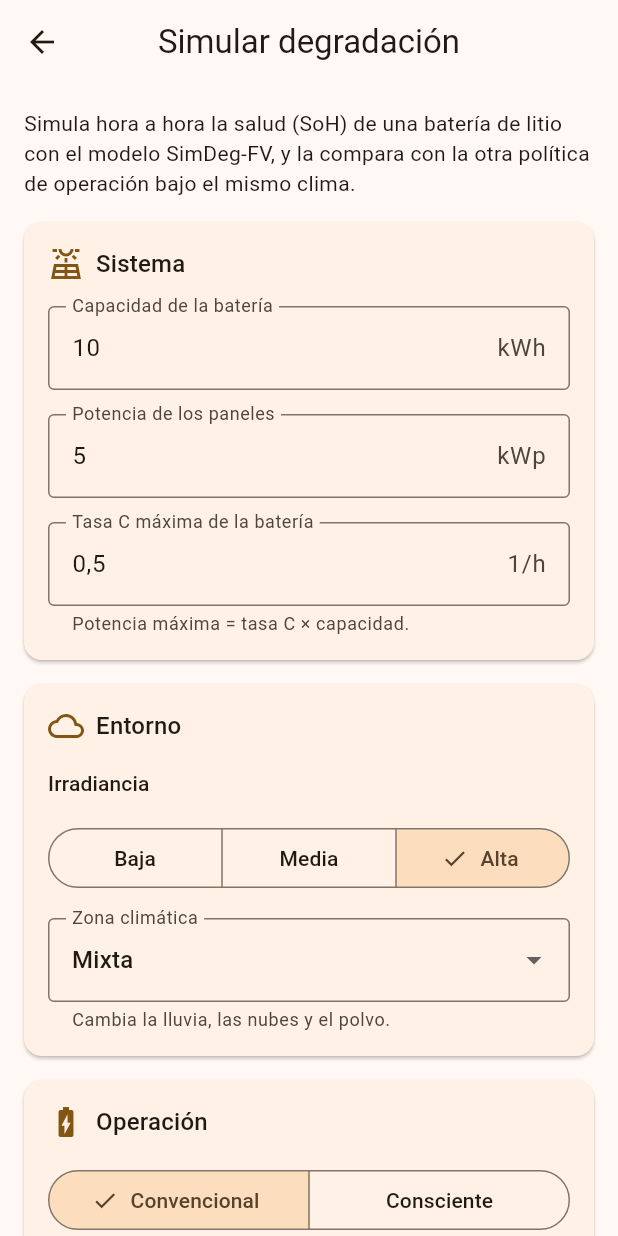
After one commit to CASTILLA057/Solarix-IGSOF, a Flutter app: the SimulacionScreen screen opened by its route, on a phone screen of 412 x 824 dp. The commit adds this screen. Run offline on Flutter 3.47's test engine with Material 3 defaults, Android fonts, the phone set to English and light mode, and no system bars; our stand-ins replace flutter_riverpod, geolocator, go_router, supabase_flutter; accounts and stored records are empty.

Commit message:
Etapa 5: pantallas de simulación y resultados
Formulario con los parámetros del modelo y resultados con la comparación convencional vs. consciente y el SoH año a año. Acceso desde el inicio.

```diff
--- a/lib/core/router/rutas.dart
+++ b/lib/core/router/rutas.dart
@@ -7,6 +7,8 @@ abstract final class Rutas {
   static const perfil = '/perfil';
   static const calculadora = '/calculadora';
   static const resultados = '$calculadora/resultados';
+  static const simulacion = '/simulacion';
+  static const resultadosSimulacion = '$simulacion/resultados';
   static const bienvenida = '/bienvenida';
   static const login = '$bienvenida/login';
   static const registro = '$bienvenida/registro';
--- a/lib/features/dashboard/presentation/inicio_screen.dart
+++ b/lib/features/dashboard/presentation/inicio_screen.dart
@@ -46,6 +46,12 @@ class InicioScreen extends StatelessWidget {
                 icon: const Icon(Icons.calculate_outlined),
                 label: const Text('Calcular mi sistema solar'),
               ),
+              const SizedBox(height: 12),
+              OutlinedButton.icon(
+                onPressed: () => context.go(Rutas.simulacion),
+                icon: const Icon(Icons.battery_charging_full_outlined),
+                label: const Text('Simular degradación de batería'),
+              ),
               const SizedBox(height: 16),
               Chip(
                 avatar: Icon(
--- /dev/null
+++ b/lib/features/degradacion/presentation/etiquetas.dart
@@ -0,0 +1,35 @@
+import '../domain/parametros.dart';
+
+/// Textos en español de las opciones del modelo.
+extension EtiquetaPolitica on Politica {
+  String get etiqueta => switch (this) {
+    Politica.convencional => 'Convencional',
+    Politica.consciente => 'Consciente',
+  };
+
+  String get descripcion => switch (this) {
+    Politica.convencional =>
+      'Usa la batería sin restricciones, hasta el SOC máximo.',
+    Politica.consciente =>
+      'No carga por encima de 95 % y limita la corriente a 0,16 C para '
+          'cuidar la batería.',
+  };
+}
+
+extension EtiquetaEscenario on EscenarioIrradiancia {
+  String get etiqueta => switch (this) {
+    EscenarioIrradiancia.baja => 'Baja',
+    EscenarioIrradiancia.media => 'Media',
+    EscenarioIrradiancia.alta => 'Alta',
+  };
+}
+
+extension EtiquetaZona on ZonaClimatica {
+  String get etiqueta => switch (this) {
+    ZonaClimatica.mixta => 'Mixta',
+    ZonaClimatica.muySoleada => 'Muy soleada',
+    ZonaClimatica.muyNublada => 'Muy nublada',
+    ZonaClimatica.lluviosa => 'Lluviosa',
+    ZonaClimatica.polvorienta => 'Polvorienta',
+  };
+}
--- /dev/null
+++ b/lib/features/degradacion/presentation/simulacion_screen.dart
@@ -0,0 +1,348 @@
+import 'dart:math' as math;
+
+import 'package:flutter/material.dart';
+import 'package:flutter_riverpod/flutter_riverpod.dart';
+import 'package:go_router/go_router.dart';
+
+import '../../../core/formato.dart';
+import '../../../core/router/rutas.dart';
+import '../../auth/presentation/widgets/auth_widgets.dart';
+import '../../calculadora/presentation/widgets/campos.dart';
+import '../application/simulacion_providers.dart';
+import '../domain/parametros.dart';
+import 'etiquetas.dart';
+
+/// Formulario de la simulación de degradación (parámetros del modelo SimDeg-FV
+/// con los valores por defecto de NetLogo).
+class SimulacionScreen extends ConsumerStatefulWidget {
+  const SimulacionScreen({super.key});
+
+  @override
+  ConsumerState<SimulacionScreen> createState() => _SimulacionScreenState();
+}
+
+class _SimulacionScreenState extends ConsumerState<SimulacionScreen> {
+  static const _d = ParametrosSimulacion();
+
+  final _form = GlobalKey<FormState>();
+  final _capacidad = TextEditingController(
+    text: _texto(_d.capacidadBateriaKwh),
+  );
+  final _panel = TextEditingController(text: _texto(_d.potenciaPanelKw));
+  final _tasaC = TextEditingController(text: _texto(_d.tasaCMaxima));
+  final _socMin = TextEditingController(text: _texto(_d.cargaMinima));
+  final _socMax = TextEditingController(text: _texto(_d.cargaMaxima));
+  final _anios = TextEditingController(text: '${_d.anios}');
+  final _tasaPolvo = TextEditingController(text: _texto(_d.tasaPolvo));
+  final _umbral = TextEditingController(text: _texto(_d.umbralLimpieza));
+  final _escala = TextEditingController(text: _texto(_d.escalaDegradacion));
+  final _exponente = TextEditingController(
+    text: _texto(_d.exponenteDegradacion),
+  );
+  final _pesoCorriente = TextEditingController(text: _texto(_d.pesoCorriente));
+  final _pesoVariacion = TextEditingController(
+    text: _texto(_d.pesoVariacionCarga),
+  );
+  Politica _politica = _d.politica;
+  EscenarioIrradiancia _escenario = _d.escenario;
+  ZonaClimatica _zona = _d.zona;
+  bool _simulando = false;
+  String? _error;
+
+  /// Texto con coma decimal y sin notación científica (0,0000078).
+  static String _texto(double v) {
+    var t = v.toStringAsFixed(7);
+    t = t.replaceFirst(RegExp(r'\.?0+$'), '');
+    return t.replaceAll('.', ',');
+  }
+
+  @override
+  void dispose() {
+    for (final c in [
+      _capacidad,
+      _panel,
+      _tasaC,
+      _socMin,
+      _socMax,
+      _anios,
+      _tasaPolvo,
+      _umbral,
+      _escala,
+      _exponente,
+      _pesoCorriente,
+      _pesoVariacion,
+    ]) {
+      c.dispose();
+    }
+    super.dispose();
+  }
+
+  double _leer(TextEditingController c) => Formato.leer(c.text)!;
+
+  Future<void> _simular() async {
+    setState(() => _error = null);
+    if (!_form.currentState!.validate()) return;
+    if (_leer(_socMin) >= _leer(_socMax)) {
+      setState(() => _error = 'El SOC mínimo debe ser menor que el máximo.');
+      return;
+    }
+    final parametros = ParametrosSimulacion(
+      capacidadBateriaKwh: _leer(_capacidad),
+      potenciaPanelKw: _leer(_panel),
+      tasaCMaxima: _leer(_tasaC),
+      cargaMinima: _leer(_socMin),
+      cargaMaxima: _leer(_socMax),
+      anios: _leer(_anios).round(),
+      tasaPolvo: _leer(_tasaPolvo),
+      umbralLimpieza: _leer(_umbral),
+      escalaDegradacion: _leer(_escala),
+      exponenteDegradacion: _leer(_exponente),
+      pesoCorriente: _leer(_pesoCorriente),
+      pesoVariacionCarga: _leer(_pesoVariacion),
+      politica: _politica,
+      escenario: _escenario,
+      zona: _zona,
+    );
+    setState(() => _simulando = true);
+    try {
+      // Deja dibujar el indicador antes de simular (en web corre en este hilo).
+      await Future<void>.delayed(const Duration(milliseconds: 50));
+      final comparacion = await ref.read(ejecutorSimulacionProvider)((
+        parametros: parametros,
+        semilla: math.Random().nextInt(1 << 31),
+      ));
+      if (!mounted) return;
+      await context.push(Rutas.resultadosSimulacion, extra: comparacion);
+    } catch (e) {
+      if (mounted) setState(() => _error = 'No se pudo simular: $e');
+    } finally {
+      if (mounted) setState(() => _simulando = false);
+    }
+  }
+
+  @override
+  Widget build(BuildContext context) {
+    return Scaffold(
+      appBar: AppBar(title: const Text('Simular degradación')),
+      body: Center(
+        child: ConstrainedBox(
+          constraints: const BoxConstraints(maxWidth: 640),
+          child: Form(
+            key: _form,
+            child: ListView(
+              padding: const EdgeInsets.all(16),
+              children: [
+                Text(
+                  'Simula hora a hora la salud (SoH) de una batería de litio '
+                  'con el modelo SimDeg-FV, y la compara con la otra política '
+                  'de operación bajo el mismo clima.',
+                  style: Theme.of(context).textTheme.bodyMedium,
+                ),
+                _Seccion(
+                  titulo: 'Sistema',
+                  icono: Icons.solar_power_outlined,
+                  hijos: [
+                    CampoNumero(
+                      controller: _capacidad,
+                      etiqueta: 'Capacidad de la batería',
+                      sufijo: 'kWh',
+                      minimo: 1,
+                      maximo: 100,
+                    ),
+                    CampoNumero(
+                      controller: _panel,
+                      etiqueta: 'Potencia de los paneles',
+                      sufijo: 'kWp',
+                      minimo: 0.5,
+                      maximo: 50,
+                    ),
+                    CampoNumero(
+                      controller: _tasaC,
+                      etiqueta: 'Tasa C máxima de la batería',
+                      sufijo: '1/h',
+                      ayuda: 'Potencia máxima = tasa C × capacidad.',
+                      minimo: 0.1,
+                      maximo: 2,
+                    ),
+                  ],
+                ),
+                _Seccion(
+                  titulo: 'Entorno',
+                  icono: Icons.wb_cloudy_outlined,
+                  hijos: [
+                    Text(
+                      'Irradiancia',
+                      style: Theme.of(context).textTheme.labelLarge,
+                    ),
+                    SegmentedButton<EscenarioIrradiancia>(
+                      segments: [
+                        for (final e in EscenarioIrradiancia.values)
+                          ButtonSegment(value: e, label: Text(e.etiqueta)),
+                      ],
+                      selected: {_escenario},
+                      onSelectionChanged: (s) =>
+                          setState(() => _escenario = s.first),
+                    ),
+                    DropdownButtonFormField<ZonaClimatica>(
+                      initialValue: _zona,
+                      isExpanded: true,
+                      decoration: const InputDecoration(
+                        labelText: 'Zona climática',
+                        helperText: 'Cambia la lluvia, las nubes y el polvo.',
+                      ),
+                      items: [
+                        for (final z in ZonaClimatica.values)
+                          DropdownMenuItem(value: z, child: Text(z.etiqueta)),
+                      ],
+                      onChanged: (z) => setState(() => _zona = z!),
+                    ),
+                  ],
+                ),
+                _Seccion(
+                  titulo: 'Operación',
+                  icono: Icons.battery_charging_full_outlined,
+                  hijos: [
+                    SegmentedButton<Politica>(
+                      segments: [
+                        for (final p in Politica.values)
+                          ButtonSegment(value: p, label: Text(p.etiqueta)),
+                      ],
+                      selected: {_politica},
+                      onSelectionChanged: (s) =>
+                          setState(() => _politica = s.first),
+                    ),
+                    Text(
+                      _politica.descripcion,
+                      style: Theme.of(context).textTheme.bodySmall,
+                    ),
+                    CampoNumero(
+                      controller: _socMin,
+                      etiqueta: 'SOC mínimo',
+                      sufijo: '%',
+                      ayuda: 'La batería no se descarga por debajo.',
+                      minimo: 0,
+                      maximo: 90,
+                    ),
+                    CampoNumero(
+                      controller: _socMax,
+                      etiqueta: 'SOC máximo (convencional)',
+                      sufijo: '%',
+                      minimo: 10,
+                      maximo: 100,
+                    ),
+                    CampoNumero(
+                      controller: _anios,
+                      etiqueta: 'Años a simular',
+                      sufijo: 'años',
+                      minimo: 1,
+                      maximo: 20,
+                    ),
+                  ],
+                ),
+                ExpansionTile(
+                  tilePadding: EdgeInsets.zero,
+                  title: const Text('Polvo y coeficientes de degradación'),
+                  subtitle: const Text('Valores calibrados del modelo'),
+                  childrenPadding: const EdgeInsets.only(top: 12, bottom: 8),
+                  children: [
+                    for (final campo in [
+                      CampoNumero(
+                        controller: _tasaPolvo,
+                        etiqueta: 'Polvo que llega a los paneles',
+                        sufijo: 'g/h',
+                        minimo: 0,
+                        maximo: 1,
+                      ),
+                      CampoNumero(
+                        controller: _umbral,
+                        etiqueta: 'Pérdida por polvo que activa la limpieza',
+                        sufijo: '%',
+                        minimo: 1,
+                        maximo: 60,
+                      ),
+                      CampoNumero(
+                        controller: _escala,
+                        etiqueta: 'α · escala de degradación',
+                        minimo: 0,
+                        maximo: 0.001,
+                      ),
+                      CampoNumero(
+                        controller: _exponente,
+                        etiqueta: 'β · exponente de la energía acumulada',
+                        minimo: 0.3,
+                        maximo: 2,
+                      ),
+                      CampoNumero(
+                        controller: _pesoCorriente,
+                        etiqueta: 'γ · peso de la corriente eficaz',
+                        minimo: 0,
+                        maximo: 20,
+                      ),
+                      CampoNumero(
+                        controller: _pesoVariacion,
+                        etiqueta: 'δ · peso de la variabilidad del SOC',
+                        minimo: 0,
+                        maximo: 20,
+                      ),
+                    ])
+                      Padding(
+                        padding: const EdgeInsets.only(bottom: 12),
+                        child: campo,
+                      ),
+                  ],
+                ),
+                const SizedBox(height: 16),
+                if (_error != null) ...[
+                  MensajeError(_error!),
+                  const SizedBox(height: 12),
+                ],
+                BotonPrincipal(
+                  texto: 'Simular',
+                  cargando: _simulando,
+                  onPressed: _simular,
+                ),
+                const SizedBox(height: 24),
+              ],
+            ),
+          ),
+        ),
+      ),
+    );
+  }
+}
+
+class _Seccion extends StatelessWidget {
+  const _Seccion({
+    required this.titulo,
+    required this.icono,
+    required this.hijos,
+  });
+
+  final String titulo;
+  final IconData icono;
+  final List<Widget> hijos;
+
+  @override
+  Widget build(BuildContext context) {
+    final tema = Theme.of(context);
+    return Card(
+      margin: const EdgeInsets.only(top: 16),
+      child: Padding(
+        padding: const EdgeInsets.all(16),
+        child: Column(
+          crossAxisAlignment: CrossAxisAlignment.stretch,
+          children: [
+            Row(
+              children: [
+                Icon(icono, color: tema.colorScheme.primary),
+                const SizedBox(width: 8),
+                Text(titulo, style: tema.textTheme.titleMedium),
+              ],
+            ),
+            for (final h in hijos) ...[const SizedBox(height: 16), h],
+          ],
+        ),
+      ),
+    );
+  }
+}
```
Also changed, not shown: lib/core/router/app_router.dart (+20 -0 lines), lib/features/degradacion/presentation/resultados_simulacion_screen.dart (added, +313 -0 lines).
